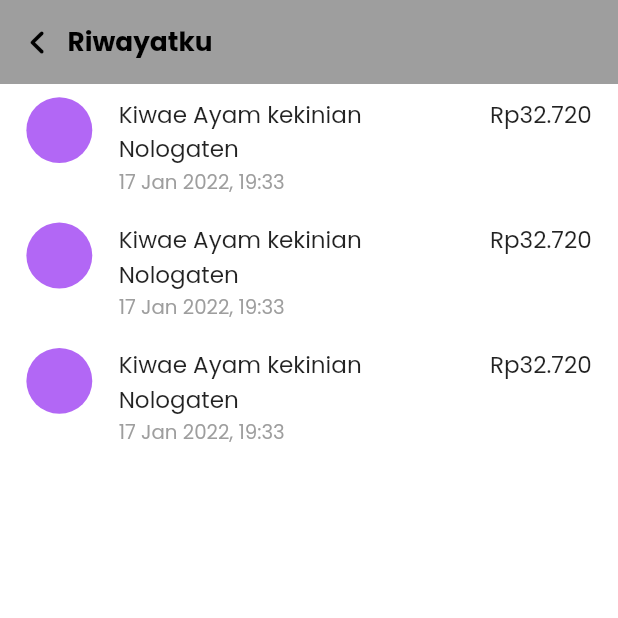
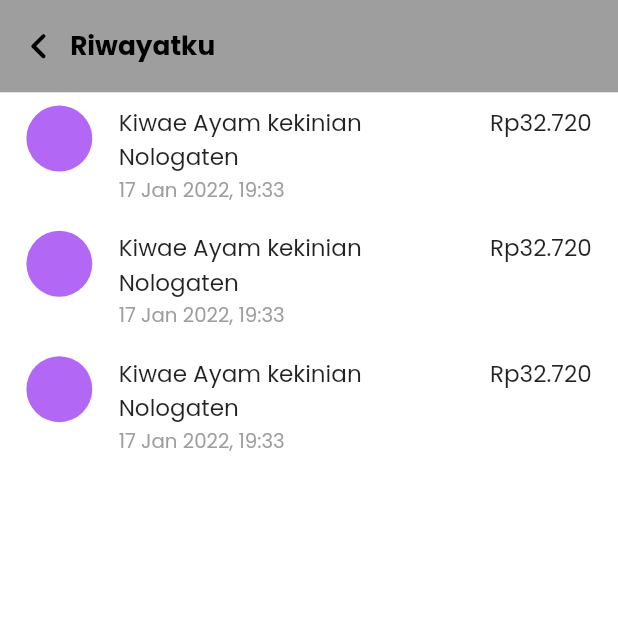
Before and after one commit to nalfian/My-Base-Project-Flutter, a Flutter app: the ActivityScreen screen opened directly, after a tap on "Riwayat", on a phone screen of 412 x 824 dp, the top half of it. Run offline on Flutter 3.47's test engine with Material 2 defaults, Android fonts, the phone set to English and light mode, and no system bars; drawn by our look-alikes of auto_size_text; our stand-ins replace flutter_screenutil, google_fonts, shared_preferences, shimmer; missing offline and left inert: dart:html; accounts and stored records are empty.

Commit message:
web condition size

```diff
--- a/lib/component/app_bar/app_bar_custom.dart
+++ b/lib/component/app_bar/app_bar_custom.dart
@@ -15,6 +15,7 @@
     Widget actionWidget = const SizedBox()}) {
   return AppBar(
     elevation: 0,
+    toolbarHeight: kToolbarHeight.sp,
     centerTitle: false,
     automaticallyImplyLeading: false,
     title: Theme(
@@ -35,7 +36,7 @@
                     style: TextStyle(
                       inherit: false,
                       color: theme.getThemeState() == ThemeState.dark ? Colors.white : Colors.black,
-                      fontSize: 18,
+                      fontSize: 18.sp,
                       fontWeight: FontWeight.bold,
                       fontFamily: Icons.arrow_back_ios_rounded.fontFamily,
                       package: Icons.arrow_back_ios_rounded.fontPackage,
--- /dev/null
+++ b/lib/component/safe_area/safe_area_custom.dart
@@ -0,0 +1,17 @@
+import 'package:base_project/config/color_config.dart';
+import 'package:base_project/config/theme_manager.dart';
+import 'package:flutter/material.dart';
+
+class SafeAreaCustom extends StatelessWidget {
+  final Widget child;
+  final ThemeManager theme;
+
+  const SafeAreaCustom({Key key, this.child, this.theme}) : super(key: key);
+
+  @override
+  Widget build(BuildContext context) {
+    return Container(
+        color: theme.getThemeState() == ThemeState.dark ? ColorConfig.darkPrimary : ColorConfig.lightPrimary,
+        child: SafeArea(child: child));
+  }
+}
--- a/lib/screen/activity/activity_screen.dart
+++ b/lib/screen/activity/activity_screen.dart
@@ -18,12 +18,11 @@
 class _ActivityScreenState extends State<ActivityScreen> {
   @override
   Widget build(BuildContext context) {
-    return SafeArea(
-        child: Consumer<ThemeManager>(
+    return Consumer<ThemeManager>(
         builder: (context, theme, child) => Scaffold(
             appBar: appBarCustom(
                 title: 'Aktivitasku',
-                    fontSize: 28,
+                fontSize: 28.sp,
                 context: context,
                 theme: theme,
                 actionWidget: InkWell(
@@ -38,7 +37,7 @@
                         color: ColorConfig.accent),
                   ),
                 )),
-                body: body(context, theme))));
+            body: body(context, theme)));
   }
 
   Widget body(BuildContext context, ThemeManager theme) {
--- a/lib/screen/history/history_screen.dart
+++ b/lib/screen/history/history_screen.dart
@@ -1,4 +1,5 @@
 import 'package:base_project/component/app_bar/app_bar_custom.dart';
+import 'package:base_project/component/safe_area/safe_area_custom.dart';
 import 'package:base_project/config/color_config.dart';
 import 'package:base_project/config/theme_manager.dart';
 import 'package:flutter/material.dart';
@@ -18,9 +19,10 @@
 class _HistoryScreenState extends State<HistoryScreen> {
   @override
   Widget build(BuildContext context) {
-    return SafeArea(
-        child: Consumer<ThemeManager>(
-            builder: (context, theme, child) => Scaffold(
+    return Consumer<ThemeManager>(
+        builder: (context, theme, child) => SafeAreaCustom(
+              theme: theme,
+              child: Scaffold(
                   appBar: appBarCustom(
                       title: 'Riwayatku',
                       isShowBack: true,
@@ -29,7 +31,8 @@
                       },
                       context: context,
                       theme: theme),
-                body: body(context, theme))));
+                  body: body(context, theme)),
+            ));
   }
 
   Widget body(BuildContext context, ThemeManager theme) {
--- a/lib/screen/home_screen/home_screen.dart
+++ b/lib/screen/home_screen/home_screen.dart
@@ -14,7 +14,7 @@
 class _HomeScreenState extends State<HomeScreen> {
   @override
   Widget build(BuildContext context) {
-    return SafeArea(child: Consumer<ThemeManager>(builder: (context, theme, child) => Scaffold(body: body(context, theme))));
+    return Consumer<ThemeManager>(builder: (context, theme, child) => Scaffold(body: body(context, theme)));
   }
 
   Widget body(BuildContext context, ThemeManager theme) {
```
Also changed, not shown: lib/main.dart (+17 -1 lines), lib/screen/home_navigation.dart (+9 -5 lines), 3 other files. Lines whose indentation alone changed are shown as unchanged.
